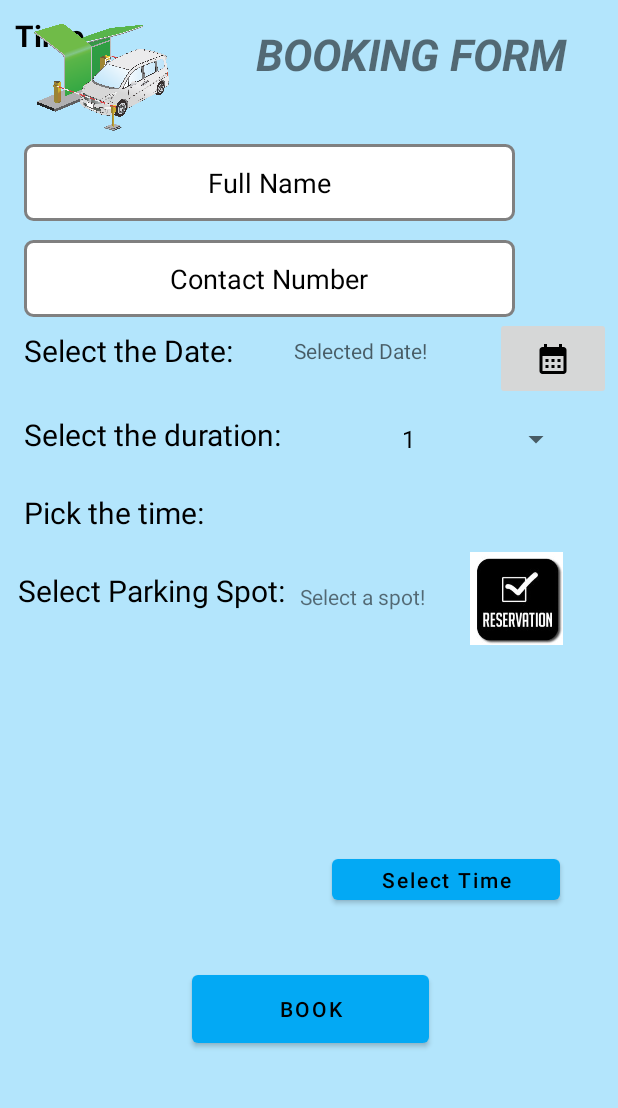
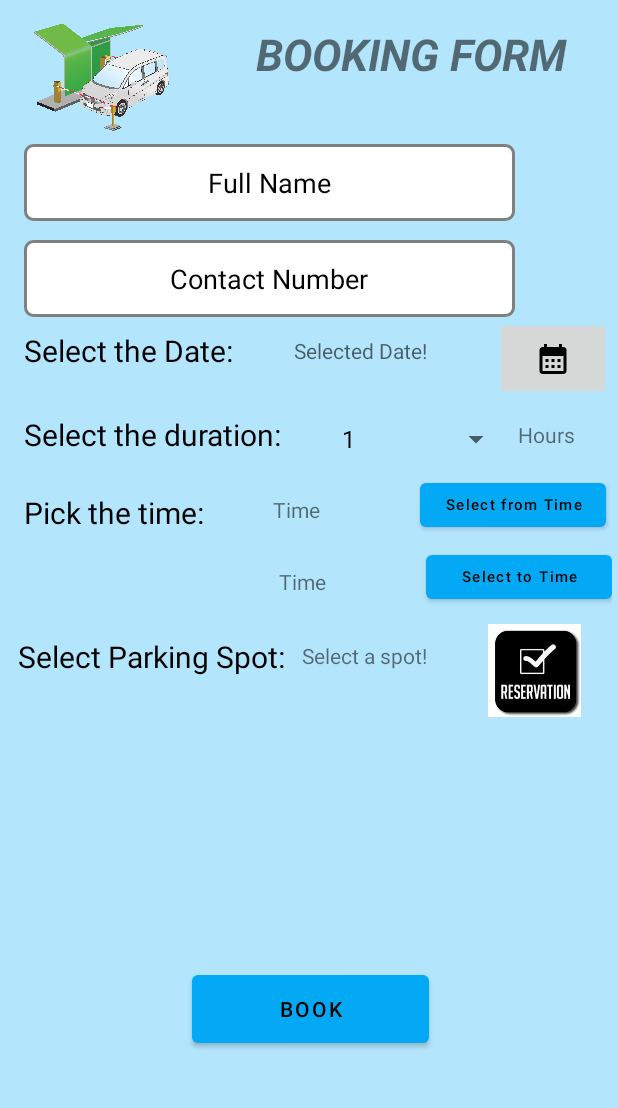
Before and after one commit to RameshNarayanGaire2430/SmartParking, an Android app: the fragment BookingFragment placed in its activity, on a phone screen of 412 x 824 dp, the part 84-1192 px from its top. Run offline under Robolectric (Android 15) with nearby library versions, the phone set to English and light mode, and no system bars; our stand-ins replace Firebase (no records; nobody signed in at launch, a user with empty details on screens opened directly).

Commit message:
added time picker and current booking in dashboard

```diff
--- a/Smartparking/src/main/java/ca/friends/and/co/it/SmartParking/BookingFragment.java
+++ b/Smartparking/src/main/java/ca/friends/and/co/it/SmartParking/BookingFragment.java
@@ -59,8 +59,10 @@ import ca.friends.and.co.it.SmartParking.R;
  */
 public class BookingFragment extends Fragment {
 
-    private Button pickTimeBtn;
-    private TextView selectedTimeTV;
+    Button fromTimeButton;
+    Button toTimeButton;
+    TextView fromTimeTV;
+    TextView toTimeTV;
 
     // TODO: Rename parameter arguments, choose names that match
     // the fragment initialization parameters, e.g. ARG_ITEM_NUMBER
@@ -105,7 +107,7 @@ public class BookingFragment extends Fragment {
     int numClicksS5 = 1;
     int numClicksS6 = 1;
 
-
+    private int mYear, mMonth, mDay, mHour, mMinute;
 
     public BookingFragment() {
         // Required empty public constructor
@@ -157,6 +159,53 @@ public class BookingFragment extends Fragment {
         ArrayAdapter adapter = new ArrayAdapter(getContext(), androidx.appcompat.R.layout.support_simple_spinner_dropdown_item,durationsTime);
         adapter.setDropDownViewResource(androidx.appcompat.R.layout.support_simple_spinner_dropdown_item);
         durationSpinner.setAdapter(adapter);
+        fromTimeButton = view.findViewById(R.id.parking_from_time);
+        toTimeButton = view.findViewById(R.id.parking_to_time);
+        fromTimeTV = view.findViewById(R.id.fromTimeTV);
+        toTimeTV = view.findViewById(R.id.toTimeTV);
+
+        fromTimeButton.setOnClickListener(new View.OnClickListener() {
+            @Override
+            public void onClick(View view) {
+                final Calendar c = Calendar.getInstance();
+                mHour = c.get(Calendar.HOUR_OF_DAY);
+                mMinute = c.get(Calendar.MINUTE);
+
+                TimePickerDialog timePickerDialog = new TimePickerDialog(getContext(),
+                        new TimePickerDialog.OnTimeSetListener() {
+
+                            @Override
+                            public void onTimeSet(TimePicker view, int hourOfDay,
+                                                  int minute) {
+
+                                fromTimeTV.setText(hourOfDay + ":" + minute);
+                            }
+                        }, mHour, mMinute, false);
+                timePickerDialog.show();
+
+
+            }
+        });
+        toTimeButton.setOnClickListener(new View.OnClickListener() {
+            @Override
+            public void onClick(View view) {
+                final Calendar c = Calendar.getInstance();
+                mHour = c.get(Calendar.HOUR_OF_DAY);
+                mMinute = c.get(Calendar.MINUTE);
+
+                TimePickerDialog timePickerDialog = new TimePickerDialog(getContext(),
+                        new TimePickerDialog.OnTimeSetListener() {
+
+                            @Override
+                            public void onTimeSet(TimePicker view, int hourOfDay,
+                                                  int minute) {
+
+                                toTimeTV.setText(hourOfDay + ":" + minute);
+                            }
+                        }, mHour, mMinute, false);
+                timePickerDialog.show();
+            }
+        });
 
 
         parkingSpotPicker.setOnClickListener(new View.OnClickListener() {
--- a/Smartparking/src/main/res/layout/fragment_booking.xml
+++ b/Smartparking/src/main/res/layout/fragment_booking.xml
@@ -27,46 +27,64 @@
         app:layout_constraintStart_toStartOf="parent"
         app:layout_constraintTop_toTopOf="parent" />
 
+
     <TextView
-        android:id="@+id/idTVSelectedTime"
-        android:layout_width="match_parent"
-        android:layout_height="wrap_content"
-        android:layout_above="@id/idBtnPickTime"
+        android:id="@+id/fromTimeTV"
+        android:layout_width="106dp"
+        android:layout_height="37dp"
+
         android:layout_centerInParent="true"
-        android:layout_margin="20dp"
-        android:gravity="center"
+        android:layout_marginStart="172dp"
+        android:layout_marginTop="320dp"
         android:padding="10dp"
         android:text="Time"
-        android:textAlignment="center"
-        android:textColor="@color/black"
-        android:textSize="20sp"
-        android:textStyle="bold" />
+        app:layout_constraintStart_toStartOf="parent"
+        app:layout_constraintTop_toTopOf="parent" />
 
+    <TextView
+        android:id="@+id/toTimeTV"
+        android:layout_width="106dp"
+        android:layout_height="37dp"
+
+        android:layout_centerInParent="true"
+        android:layout_marginStart="176dp"
+        android:layout_marginTop="368dp"
+        android:padding="10dp"
+        android:text="Time"
+        app:layout_constraintStart_toStartOf="parent"
+        app:layout_constraintTop_toTopOf="parent" />
 
     <Button
-        android:id="@+id/idBtnPickTime"
-        android:layout_width="152dp"
-        android:layout_height="39dp"
+        android:id="@+id/parking_from_time"
+        android:layout_width="124dp"
+        android:layout_height="41dp"
         android:layout_centerInParent="true"
-        android:layout_margin="20dp"
-        android:layout_marginStart="192dp"
-        android:layout_marginTop="328dp"
-        android:layout_marginEnd="239dp"
-        android:layout_marginBottom="672dp"
-        android:text="Select Time"
+        android:layout_marginStart="280dp"
+        android:layout_marginTop="316dp"
+        android:text="Select from Time"
         android:textAllCaps="false"
-        app:layout_constraintBottom_toBottomOf="parent"
-        app:layout_constraintEnd_toEndOf="parent"
-        app:layout_constraintHorizontal_bias="0.936"
+        android:textSize="10sp"
         app:layout_constraintStart_toStartOf="parent"
-        app:layout_constraintTop_toTopOf="parent"
-        app:layout_constraintVertical_bias="0.879" />
+        app:layout_constraintTop_toTopOf="parent" />
+
+    <Button
+        android:id="@+id/parking_to_time"
+        android:layout_width="124dp"
+        android:layout_height="41dp"
+        android:layout_centerInParent="true"
+        android:layout_marginStart="284dp"
+        android:layout_marginTop="364dp"
+        android:text="Select to Time"
+        android:textAllCaps="false"
+        android:textSize="10sp"
+        app:layout_constraintStart_toStartOf="parent"
+        app:layout_constraintTop_toTopOf="parent" />
 
     <Spinner
         android:id="@+id/durationSpinner"
         android:layout_width="121dp"
         android:layout_height="33dp"
-        android:layout_marginStart="260dp"
+        android:layout_marginStart="220dp"
         android:layout_marginTop="276dp"
         app:layout_constraintStart_toStartOf="parent"
         app:layout_constraintTop_toTopOf="parent" />
@@ -179,7 +197,7 @@
         android:layout_width="182dp"
         android:layout_height="30dp"
         android:layout_marginStart="12dp"
-        android:layout_marginTop="380dp"
+        android:layout_marginTop="424dp"
         android:text="Select Parking Spot: "
         android:textColor="@color/black"
         android:textSize="20sp"
@@ -196,12 +214,13 @@
         app:layout_constraintStart_toStartOf="parent"
         app:layout_constraintTop_toTopOf="parent" />
 
+
     <ImageView
         android:id="@+id/parking_spot_image"
         android:layout_width="96dp"
         android:layout_height="62dp"
-        android:layout_marginStart="296dp"
-        android:layout_marginTop="368dp"
+        android:layout_marginStart="308dp"
+        android:layout_marginTop="416dp"
         android:src="@drawable/parking_reserve_booking"
         app:layout_constraintStart_toStartOf="parent"
         app:layout_constraintTop_toTopOf="parent" />
@@ -210,11 +229,19 @@
         android:id="@+id/parking_spot_number"
         android:layout_width="wrap_content"
         android:layout_height="wrap_content"
-        android:layout_marginStart="200dp"
-        android:layout_marginTop="388dp"
+        android:layout_marginStart="201dp"
+        android:layout_marginTop="427dp"
         android:text="Select a spot!"
         app:layout_constraintStart_toStartOf="parent"
         app:layout_constraintTop_toTopOf="parent" />
 
-
+    <TextView
+        android:id="@+id/textView34"
+        android:layout_width="59dp"
+        android:layout_height="30dp"
+        android:layout_marginStart="345dp"
+        android:layout_marginTop="280dp"
+        android:text="Hours"
+        app:layout_constraintStart_toStartOf="parent"
+        app:layout_constraintTop_toTopOf="parent" />
 </androidx.constraintlayout.widget.ConstraintLayout>
```
Also changed, not shown: Smartparking/src/main/res/layout/fragment_home.xml (+25 -0 lines).
